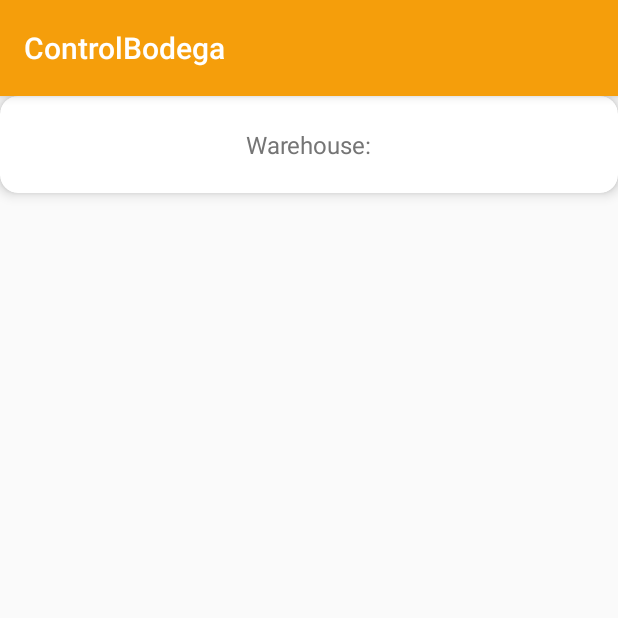
After one commit to INGSOFT-I-PBC/ControlBodegaApp, an Android app built with Jetpack Compose: the fragment DashboardFragment shown on its own in the app's theme, on a phone screen of 412 x 824 dp, the top half of it. The commit adds this screen. Run offline under Robolectric (Android 15) with nearby library versions, the phone set to English and light mode, and no system bars.

Commit message:
Upload of changes

```diff
--- /dev/null
+++ b/app/src/main/java/com/neoterux/controlbodega/ui/fragments/DashboardFragment.kt
@@ -0,0 +1,60 @@
+package com.neoterux.controlbodega.ui.fragments
+
+import android.os.Bundle
+import androidx.fragment.app.Fragment
+import android.view.LayoutInflater
+import android.view.View
+import android.view.ViewGroup
+import com.neoterux.controlbodega.R
+
+// TODO: Rename parameter arguments, choose names that match
+// the fragment initialization parameters, e.g. ARG_ITEM_NUMBER
+private const val ARG_PARAM1 = "param1"
+private const val ARG_PARAM2 = "param2"
+
+/**
+ * A simple [Fragment] subclass.
+ * Use the [DashboardFragment.newInstance] factory method to
+ * create an instance of this fragment.
+ */
+class DashboardFragment : Fragment() {
+    // TODO: Rename and change types of parameters
+    private var param1: String? = null
+    private var param2: String? = null
+
+    override fun onCreate(savedInstanceState: Bundle?) {
+        super.onCreate(savedInstanceState)
+        arguments?.let {
+            param1 = it.getString(ARG_PARAM1)
+            param2 = it.getString(ARG_PARAM2)
+        }
+    }
+
+    override fun onCreateView(
+        inflater: LayoutInflater, container: ViewGroup?,
+        savedInstanceState: Bundle?
+    ): View? {
+        // Inflate the layout for this fragment
+        return inflater.inflate(R.layout.fragment_dashboard, container, false)
+    }
+
+    companion object {
+        /**
+         * Use this factory method to create a new instance of
+         * this fragment using the provided parameters.
+         *
+         * @param param1 Parameter 1.
+         * @param param2 Parameter 2.
+         * @return A new instance of fragment DashboardFragment.
+         */
+        // TODO: Rename and change types and number of parameters
+        @JvmStatic
+        fun newInstance(param1: String, param2: String) =
+            DashboardFragment().apply {
+                arguments = Bundle().apply {
+                    putString(ARG_PARAM1, param1)
+                    putString(ARG_PARAM2, param2)
+                }
+            }
+    }
+}
--- /dev/null
+++ b/app/src/main/res/layout/fragment_dashboard.xml
@@ -0,0 +1,39 @@
+<?xml version="1.0" encoding="utf-8"?>
+<FrameLayout xmlns:android="http://schemas.android.com/apk/res/android"
+    xmlns:app="http://schemas.android.com/apk/res-auto"
+    xmlns:tools="http://schemas.android.com/tools"
+    android:layout_width="match_parent"
+    android:layout_height="match_parent"
+    tools:context=".ui.fragments.DashboardFragment">
+
+    <androidx.cardview.widget.CardView
+        android:id="@+id/cardView"
+        style="@style/Theme.ControlBodega.CardView"
+        android:layout_width="match_parent"
+        android:layout_height="wrap_content"
+        app:cardCornerRadius="12dp"
+        app:cardElevation="5dp"
+        app:contentPadding="5dp">
+
+        <androidx.constraintlayout.widget.ConstraintLayout
+            android:layout_width="match_parent"
+            android:layout_height="match_parent">
+
+            <TextView
+                android:id="@+id/textView6"
+                style="@style/Widget.AppCompat.TextView.SpinnerItem"
+                android:layout_width="wrap_content"
+                android:layout_height="wrap_content"
+                android:layout_marginTop="16dp"
+                android:layout_marginBottom="16dp"
+                android:text="@string/label_warehouse"
+                android:textColor="#757575"
+                app:layout_constraintBottom_toBottomOf="parent"
+                app:layout_constraintEnd_toEndOf="parent"
+                app:layout_constraintStart_toStartOf="parent"
+                app:layout_constraintTop_toTopOf="parent" />
+        </androidx.constraintlayout.widget.ConstraintLayout>
+
+    </androidx.cardview.widget.CardView>
+
+</FrameLayout>
--- /dev/null
+++ b/app/src/main/res/layout/top_titlebar.xml
@@ -0,0 +1,4 @@
+<?xml version="1.0" encoding="utf-8"?>
+<Toolbar xmlns:android="http://schemas.android.com/apk/res/android"
+    android:layout_width="match_parent"
+    android:layout_height="wrap_content" />
--- a/app/src/main/res/values/strings.xml
+++ b/app/src/main/res/values/strings.xml
@@ -1,3 +1,12 @@
 <resources>
     <string name="app_name">ControlBodega</string>
+    <string name="label_drawer_sr">drawer</string>
+    <string name="no_string"> </string>
+
+    <!-- Template -->
+    <string name="template_logo">LOGO</string>
+    <!-- TODO: Remove or change this placeholder text -->
+    <string name="hello_blank_fragment">Hello blank fragment</string>
+    <string name="label_warehouse">Warehouse:</string>
+    <string name="mock_warehouse">(Something)</string>
 </resources>
--- a/app/src/main/res/values/themes.xml
+++ b/app/src/main/res/values/themes.xml
@@ -1,7 +1,23 @@
 <?xml version="1.0" encoding="utf-8"?>
 <resources>
 
-    <style name="Theme.ControlBodega" parent="android:Theme.Material.Light.NoActionBar">
-        <item name="android:statusBarColor">@color/purple_700</item>
+    <style name="Theme.ControlBodega" parent="Theme.AppCompat.DayNight.DarkActionBar">
+        <item name="android:statusBarColor">@color/primary</item>
+        <item name="title">@string/no_string</item>
+        <item name="actionBarSize">64dp</item>
+        <item name="actionButtonStyle">@color/black</item>
+        <item name="titleCentered">true</item>
+        <item name="colorPrimary">@color/primary</item>
+        <item name="colorPrimaryDark">@color/primary_dark</item>
+        <item name="colorOnPrimary">@color/primary_text</item>
+        <item name="colorSecondary">@color/secondary</item>
+    </style>
+
+    <style name="Theme.ControlBodega.Toolbar" parent="Widget.AppCompat.Toolbar">
+        <item name="color">@color/primary</item>
+    </style>
+
+    <style name="Theme.ControlBodega.CardView" parent="CardView">
+        <item name="elevation">5dp</item>
     </style>
 </resources>
--- a/buildSrc/src/main/kotlin/app/android/Libraries.kt
+++ b/buildSrc/src/main/kotlin/app/android/Libraries.kt
@@ -7,6 +7,10 @@ object Libraries {
     const val androidCore = "androidx.core:core-ktx:${Versions.androidCoreVersion}"
     const val lifecycle = "androidx.lifecycle:lifecycle-common:${Versions.lifecycleVersion}"
     const val activityCompose = "androidx.activity:activity-compose:${Versions.activityComposeVersion}"
+    const val appCompat = "androidx.appcompat:appcompat:1.5.1"
+    const val material = "com.google.android.material:material:1.6.1"
+    const val constraintLayout = "androidx.constraintlayout:constraintlayout:2.1.4"
+    const val drawerLayout = "androidx.drawerlayout:drawerlayout:1.1.1"
 
 
     /***********************************
```
Also changed, not shown: app/src/main/AndroidManifest.xml (+8 -7 lines), app/src/main/java/com/neoterux/controlbodega/App.kt (added, +8 -0 lines), app/src/main/java/com/neoterux/controlbodega/MainActivity.kt (deleted, +0 -43 lines), app/src/main/java/com/neoterux/controlbodega/extensions/logging.kt (added, +19 -0 lines), app/src/main/java/com/neoterux/controlbodega/ui/activities/MainActivity.kt (added, +12 -0 lines), app/src/main/java/com/neoterux/controlbodega/ui/theme/Color.kt (deleted, +0 -8 lines), app/src/main/java/com/neoterux/controlbodega/ui/theme/Shape.kt (deleted, +0 -11 lines), app/src/main/java/com/neoterux/controlbodega/ui/theme/Theme.kt (deleted, +0 -47 lines), app/src/main/java/com/neoterux/controlbodega/ui/theme/Type.kt (deleted, +0 -28 lines), app/src/main/java/com/neoterux/controlbodega/ui/viewmodels/MainActivityViewModel.kt (added, +15 -0 lines), app/src/main/java/com/neoterux/controlbodega/utils/permissions.kt (added, +9 -0 lines), app/src/main/res/layout/activity_main.xml (added, +32 -0 lines), app/src/main/res/values/colors.xml (+104 -0 lines).
